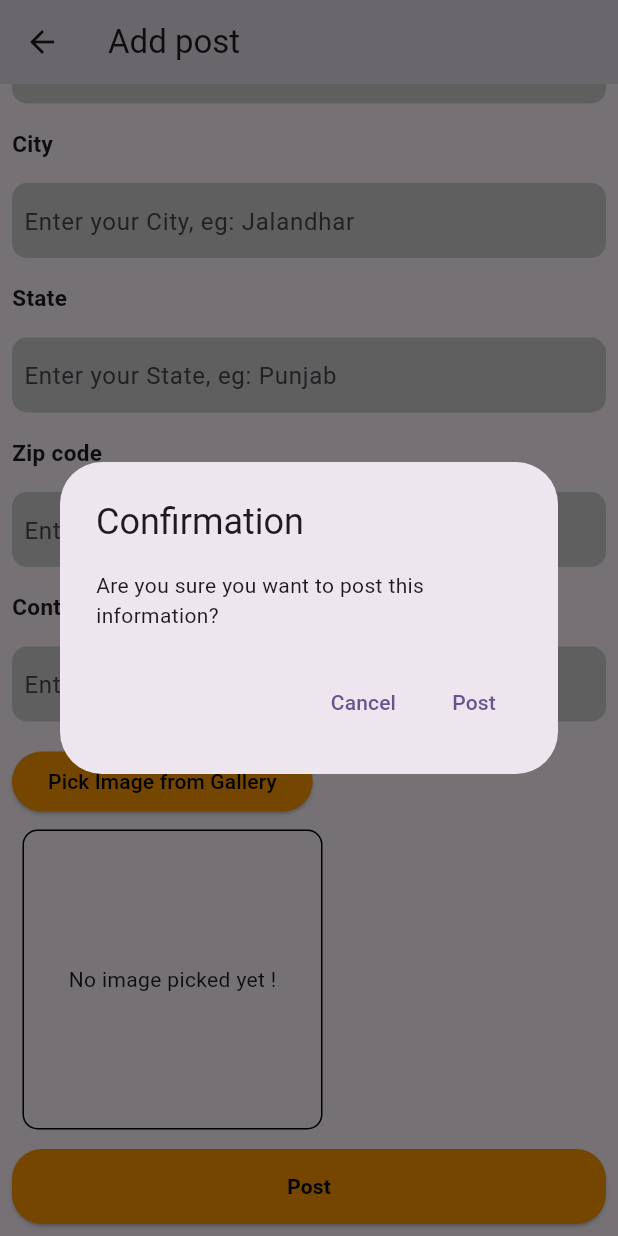
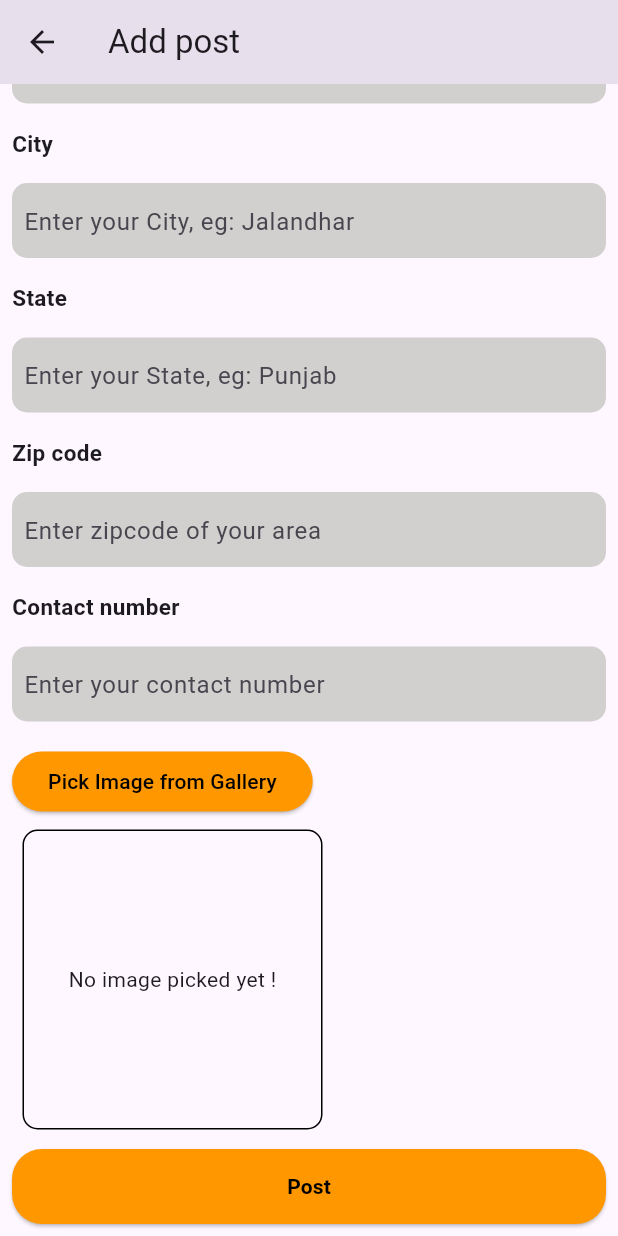
Before and after one commit to mankotiaharsh/car_app, a Flutter app: the AddPostScreen screen opened directly, scrolled down 889 dp, after a tap on "Post", on a phone screen of 412 x 824 dp. Run offline on Flutter 3.47's test engine with Material 3 defaults, Android fonts, the phone set to English and light mode, and no system bars; our stand-ins replace awesome_dialog, firebase_core, firebase_database, firebase_messaging, firebase_storage, flutter_local_notifications and 3 more; accounts and stored records are empty; project files that could hold a hidden picture were left out.

Commit message:
Post Implemented

```diff
--- a/lib/add_post.dart
+++ b/lib/add_post.dart
@@ -1,6 +1,5 @@
 import 'dart:io';
 import 'package:awesome_dialog/awesome_dialog.dart';
-import 'package:car_app/admin_welcome_page.dart';
 import 'package:firebase_storage/firebase_storage.dart';
 import 'package:flutter/material.dart';
 import 'package:flutter/src/widgets/framework.dart';
@@ -53,7 +52,7 @@
   // final databaseReference = FirebaseDatabase.instance.ref();
   // DatabaseReference? postsReference;
 
-  DatabaseReference dbRef = FirebaseDatabase.instance.ref("Post_Details");
+  DatabaseReference dbRef = FirebaseDatabase.instance.ref();
 
   //     FirebaseDatabase.instance.ref().child("Pet_Details");
 
@@ -478,35 +477,7 @@
                 width: MediaQuery.of(context).size.width,
                 child: ElevatedButton(
                   onPressed: () {
-                    showDialog(
-                      context: context,
-                      builder: (BuildContext context) {
-                        return AlertDialog(
-                          title: const Text("Confirmation"),
-                          content: const Text(
-                              "Are you sure you want to post this information?"),
-                          actions: [
-                            TextButton(
-                              onPressed: () {
-                                Navigator.pop(context);
-                              },
-                              child: const Text("Cancel"),
-                            ),
-                            TextButton(
-                              onPressed: () {
-                                Navigator.pop(context);
-                                uploadToFirbase();
-                              },
-                              child: GestureDetector(
-                                  onTap: () {
-                                    postDoneSuccessfully();
-                                  },
-                                  child: const Text("Post")),
-                            ),
-                          ],
-                        );
-                      },
-                    );
+                    uploadToFirbase();
                   },
                   style: ElevatedButton.styleFrom(
                     shape: RoundedRectangleBorder(
--- a/pubspec.yaml
+++ b/pubspec.yaml
@@ -46,6 +46,7 @@
   firebase_database: ^10.4.0
   firebase_storage: ^11.2.8
   image_picker: ^0.8.4+4
+
 
 
 dev_dependencies:
```
Also changed, not shown: lib/Details/admin_signin.dart (+7 -0 lines), lib/admin_welcome_page.dart (+44 -0 lines).
